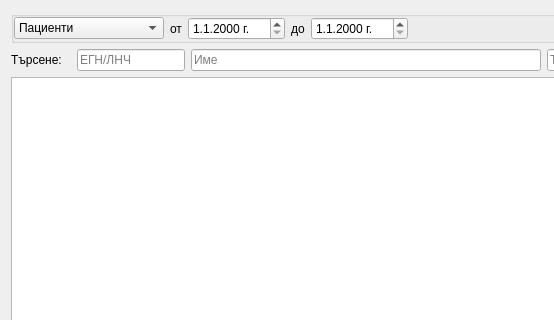
First picture: the form in src/View/Widgets/SelectorDialog.ui, repository thefinalcutbg/OpenPrescription, before the edit; both pictures show x 0 to 554 and y 0 to 320 of the 681 by 416 pixel window.
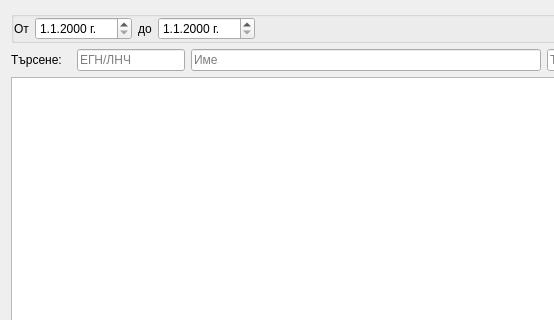
Second picture: the form after the edit. Custom widgets are drawn as their Qt base class.

Patch:
```diff
--- a/src/View/Widgets/SelectorDialog.ui
+++ b/src/View/Widgets/SelectorDialog.ui
@@ -32,30 +32,10 @@
       <property name="bottomMargin">
        <number>0</number>
       </property>
-      <item>
-       <widget class="QComboBox" name="dataTypeCombo">
-        <property name="minimumSize">
-         <size>
-          <width>150</width>
-          <height>0</height>
-         </size>
-        </property>
-        <item>
-         <property name="text">
-          <string>Пациенти</string>
-         </property>
-        </item>
-        <item>
-         <property name="text">
-          <string>Рецепти</string>
-         </property>
-        </item>
-       </widget>
-      </item>
       <item>
        <widget class="QLabel" name="label">
         <property name="text">
-         <string>от</string>
+         <string>От</string>
         </property>
        </widget>
       </item>
```
